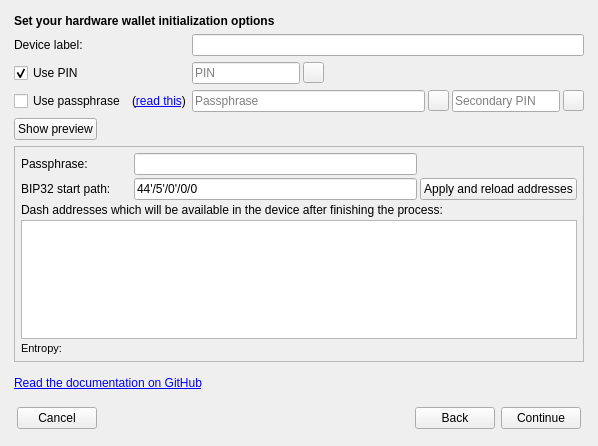
mygirl8893/crown-masternode-tool, file src/ui/ui_initialize_hw_dlg.ui: the form before one commit.
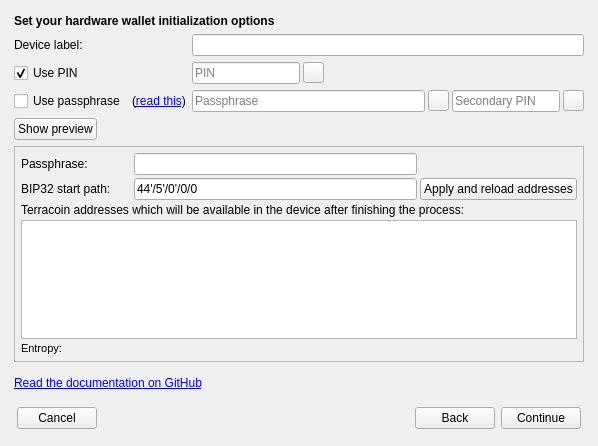
The form after the commit. The open tabs and pages were chosen to show the change.

Commit message: rename to terracoin

Patch:
```diff
--- a/src/ui/ui_initialize_hw_dlg.ui
+++ b/src/ui/ui_initialize_hw_dlg.ui
@@ -854,7 +854,7 @@
              <item>
               <widget class="QLabel" name="label_5">
                <property name="text">
-                <string>Dash addresses which will be available in the device after finishing the process:</string>
+                <string>Terracoin addresses which will be available in the device after finishing the process:</string>
                </property>
                <property name="wordWrap">
                 <bool>true</bool>
```
Left out of the diff: 4 changed lines with no effect on the pictures. The commit also changes 16 other files.
